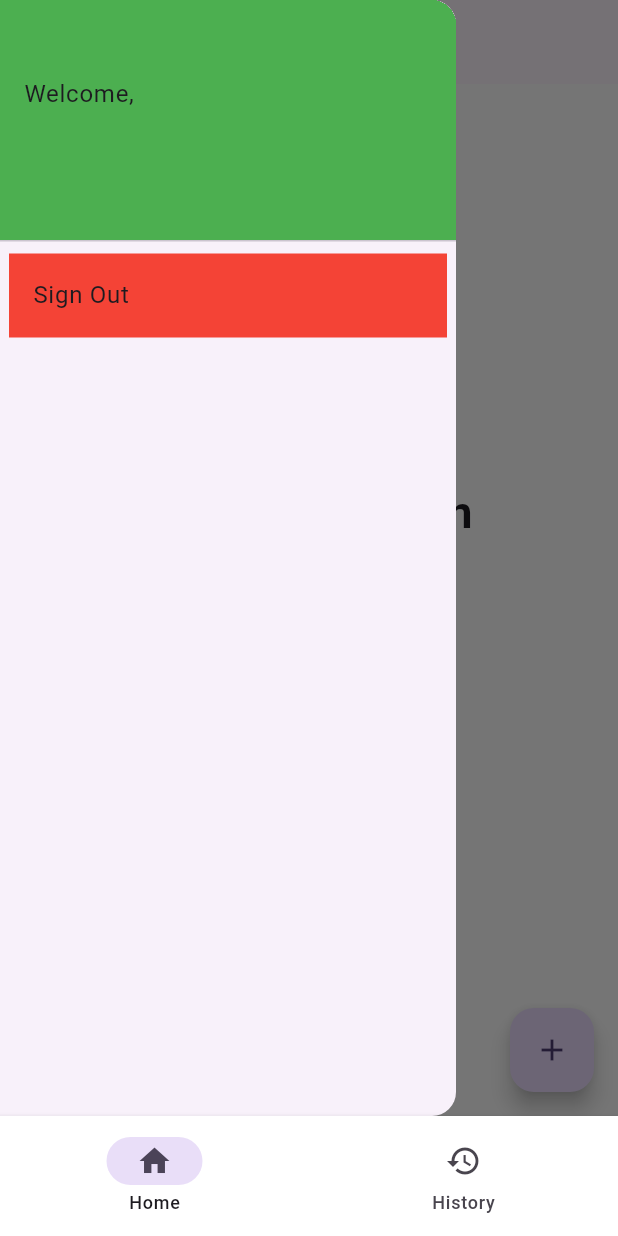
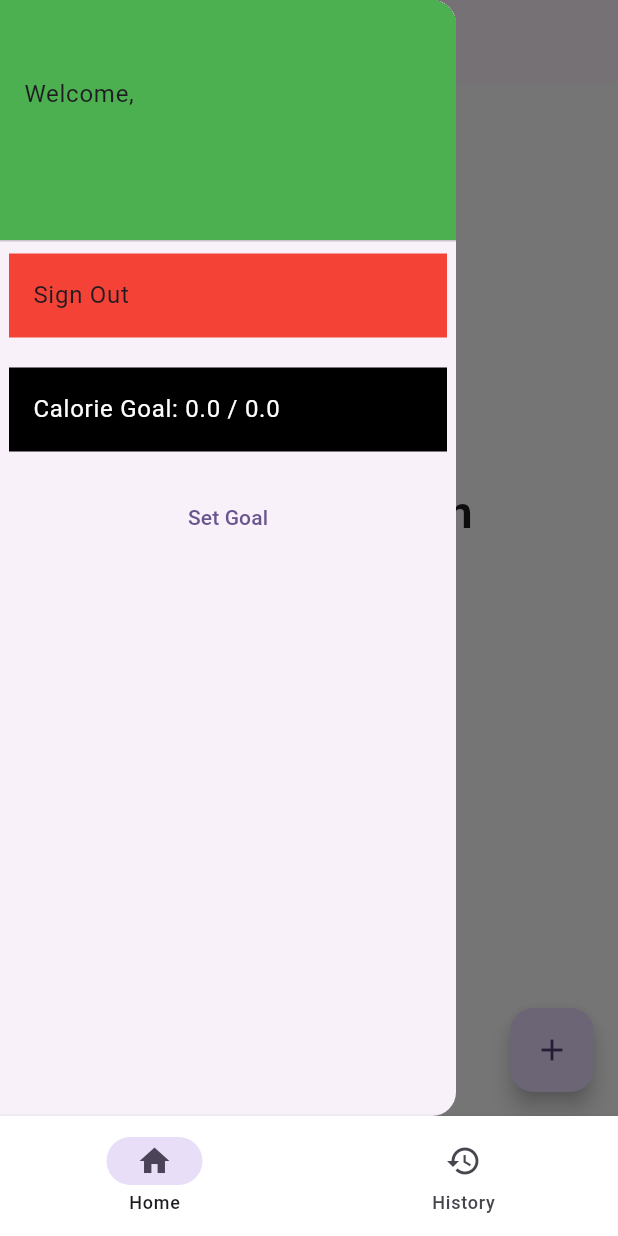
Before and after one commit to AlvinHartono/flutter-nutrition-tracker, a Flutter app: the screen it shows once a user with an empty profile is signed in, with the side drawer open, on a phone screen of 412 x 824 dp. Run offline on Flutter 3.47's test engine with Material 3 defaults, Android fonts, the phone set to English and light mode, and no system bars; drawn by our look-alikes of carousel_slider; our stand-ins replace cloud_firestore, firebase_auth, firebase_core, fl_chart, table_calendar; accounts and stored records are empty.

Commit message:
added calorie goal

```diff
--- a/lib/screens/nutrition_screen.dart
+++ b/lib/screens/nutrition_screen.dart
@@ -18,10 +18,12 @@ class AllNutrition extends StatefulWidget {
 class _AllNutritionState extends State<AllNutrition> {
   FirebaseFirestoreHelper database = FirebaseFirestoreHelper();
   final User? user = FirebaseAuthService().currentUser;
+  TextEditingController _setGoal = TextEditingController();
 
   double totalCalories = 0.0;
   double totalProtein = 0.0;
   double totalCarbohydrates = 0.0;
+  double setGoals = 0;
 
   DateTime today = DateTime.now();
 
@@ -118,6 +120,61 @@ class _AllNutritionState extends State<AllNutrition> {
                 tileColor: Colors.red,
                 title: const Text("Sign Out"),
                 onTap: signOut,
+              ),
+            ),
+            Container(
+              padding: const EdgeInsets.symmetric(horizontal: 6, vertical: 20),
+              child: ListTile(
+                tileColor: Colors.black,
+                title: Text(
+                  "Calorie Goal: $totalCalories / $setGoals",
+                  style: TextStyle(
+                    color: Colors.white,
+                  ),
+                ),
+                onTap: signOut,
+              ),
+            ),
+            Container(
+              padding: const EdgeInsets.symmetric(horizontal: 6),
+              child: TextButton(
+                child: const Text('Set Goal'),
+                onPressed: () {
+                  showDialog(
+                    context: context,
+                    builder: (context) {
+                      return AlertDialog(
+                        title: const Text('Set Your Calorie Goal'),
+                        content: TextField(
+                          keyboardType: TextInputType.number,
+                          controller: _setGoal,
+                          decoration: const InputDecoration(
+                            hintText: '0',
+                          ),
+                        ),
+                        actions: [
+                          TextButton(
+                            onPressed: () {
+                              Navigator.of(context).pop();
+                            },
+                            child: const Text("cancel"),
+                          ),
+                          TextButton(
+                            onPressed: () {
+                              setState(() {
+                                setGoals = double.parse(_setGoal.text);
+                                print(setGoals);
+                                Navigator.of(context).pop();
+                                Navigator.of(context).pop();
+                              });
+                            },
+                            child: const Text("Set"),
+                          ),
+                        ],
+                      );
+                    },
+                  );
+                },
               ),
             ),
           ],
```
